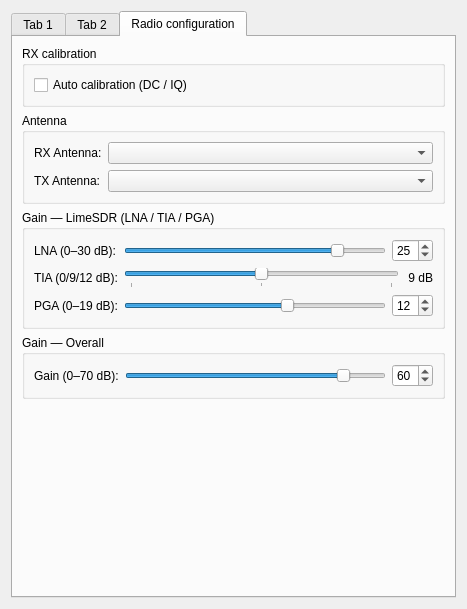
First picture: the form in src/UI/cusdr_radiosettingswidget.ui, repository zl2brg/cudaSDR, before the edit.
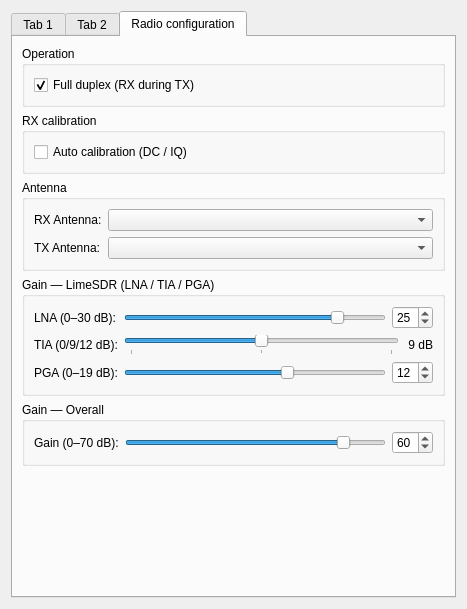
Second picture: the form after the edit. The open tabs and pages were chosen to show the change.

Commit message:
Improve Soapy TX path for MOX, duplex modes, and panadapter display.
Use a 48 kHz TX IQ timer and shared WDSP path for MOX, keep RX during TX when full duplex is enabled, and add a radio-config duplex checkbox. Fix Lime RX/TX rate coupling, scale TUNE tone with drive (max 0.25), and attenuate TX spectrum on the panadapter.

The edit to the form file:
```diff
--- a/src/UI/cusdr_radiosettingswidget.ui
+++ b/src/UI/cusdr_radiosettingswidget.ui
@@ -228,6 +228,28 @@
        <string>Radio configuration</string>
       </attribute>
       <layout class="QVBoxLayout" name="radioVLayout">
+       <item>
+        <widget class="QGroupBox" name="operationGroup">
+         <property name="title">
+          <string>Operation</string>
+         </property>
+         <layout class="QVBoxLayout" name="operationVLayout">
+          <item>
+           <widget class="QCheckBox" name="fullDuplexCheck">
+            <property name="text">
+             <string>Full duplex (RX during TX)</string>
+            </property>
+            <property name="toolTip">
+             <string>When checked, receive processing and panadapter continue during MOX. When unchecked (half duplex), RX WDSP is paused during transmit; TX audio uses the WDSP path at 48 kHz.</string>
+            </property>
+            <property name="checked">
+             <bool>true</bool>
+            </property>
+           </widget>
+          </item>
+         </layout>
+        </widget>
+       </item>
        <item>
         <widget class="QGroupBox" name="calibrationGroup">
          <property name="title">
```
The commit also changes 9 other files.
